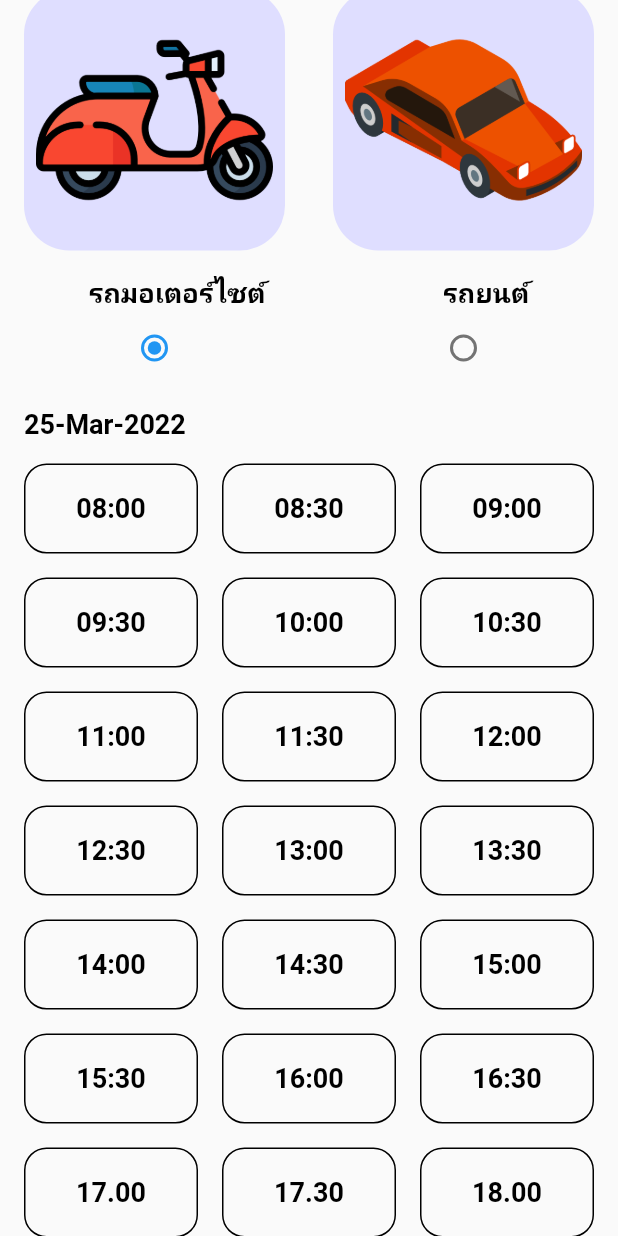
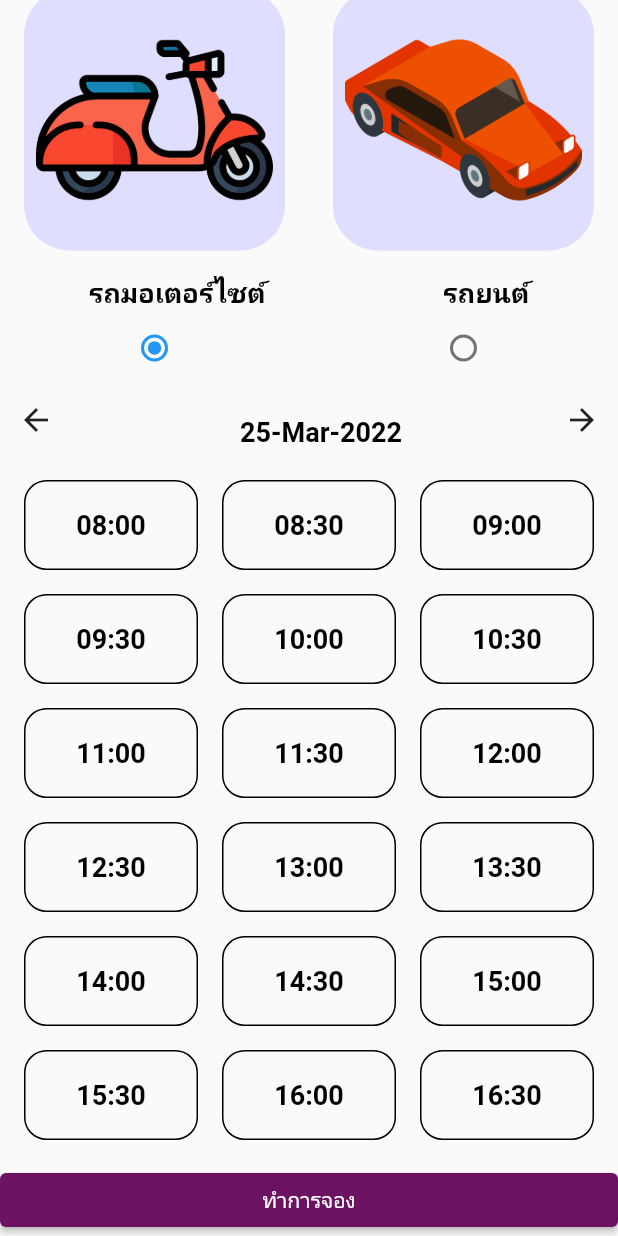
Before and after one commit to juneert/final_cyc, a Flutter app: the ShowTimeAndType screen opened directly, scrolled down 64 dp, on a phone screen of 412 x 824 dp. Run offline on Flutter 3.47's test engine with Material 2 defaults, Android fonts, the phone set to English and light mode, and no system bars; our stand-ins replace cloud_firestore, firebase_auth, firebase_core, google_maps_flutter, location; accounts and stored records are empty.

Commit message:
update 25 mar

```diff
--- /dev/null
+++ b/lib/models/time_service_model.dart
@@ -0,0 +1,34 @@
+import 'dart:convert';
+
+import 'package:cloud_firestore/cloud_firestore.dart';
+
+class TimeServiceModel {
+  final List<String> carService;
+  final List<String> motoService;
+  final Timestamp workdate;
+  TimeServiceModel({
+    required this.carService,
+    required this.motoService,
+    required this.workdate,
+  });
+
+  Map<String, dynamic> toMap() {
+    return {
+      'carService': carService,
+      'motoService': motoService,
+      'workdate': workdate,
+    };
+  }
+
+  factory TimeServiceModel.fromMap(Map<String, dynamic> map) {
+    return TimeServiceModel(
+      carService: List<String>.from(map['carService']),
+      motoService: List<String>.from(map['motoService']),
+      workdate: (map['workdate']),
+    );
+  }
+
+  String toJson() => json.encode(toMap());
+
+  factory TimeServiceModel.fromJson(String source) => TimeServiceModel.fromMap(json.decode(source));
+}
--- a/lib/utility/my_constant.dart
+++ b/lib/utility/my_constant.dart
@@ -17,9 +17,7 @@ class Myconstast {
     '14:00',
     '15:00',
     '16:00',
-    '17.00',
-    '18.00',
-    '19.00'
+    '17:00',
   ];
 
   static var timeServiceMotos = <String>[
@@ -41,12 +39,7 @@ class Myconstast {
     '15:30',
     '16:00',
     '16:30',
-    '17.00',
-    '17.30',
-    '18.00',
-    '18.30',
-    '19.00',
-    '19.30',
+
   ];
 
   TextStyle h1Style() => TextStyle(
--- a/lib/widget/register.dart
+++ b/lib/widget/register.dart
@@ -1,11 +1,10 @@
 // ignore_for_file: unnecessary_null_comparison
 
 import 'package:cloud_firestore/cloud_firestore.dart';
+import 'package:cyc_test/models/user_model.dart';
 import 'package:cyc_test/utility/dialog.dart';
 import 'package:cyc_test/utility/my_style.dart';
-import 'package:cyc_test/widget/models/user_model.dart';
 import 'package:firebase_auth/firebase_auth.dart';
-import 'package:firebase_core/firebase_core.dart';
 import 'package:flutter/foundation.dart';
 import 'package:flutter/material.dart';
 
```
Also changed, not shown: lib/widget/show_time_and_type.dart (+103 -4 lines), lib/models/user_model.dart (renamed from lib/widget/models/user_model.dart).
